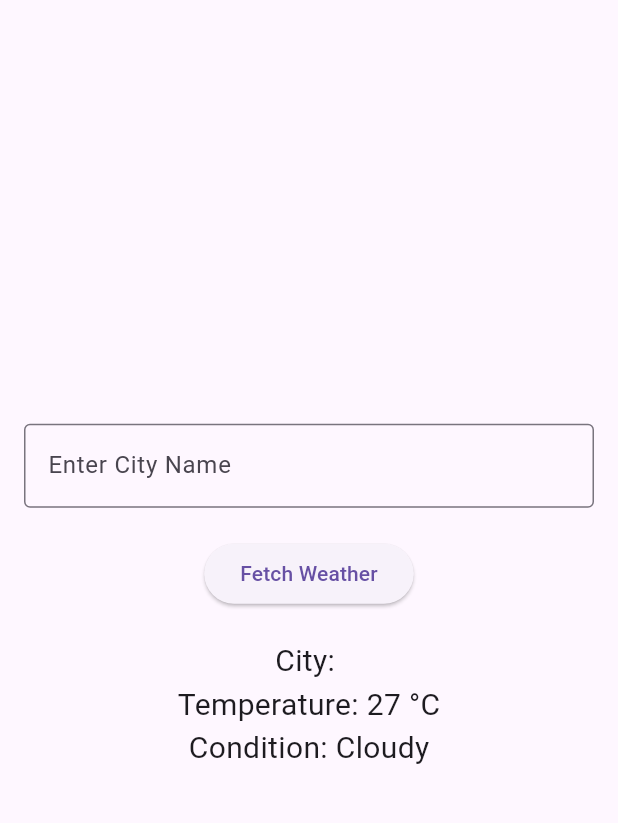
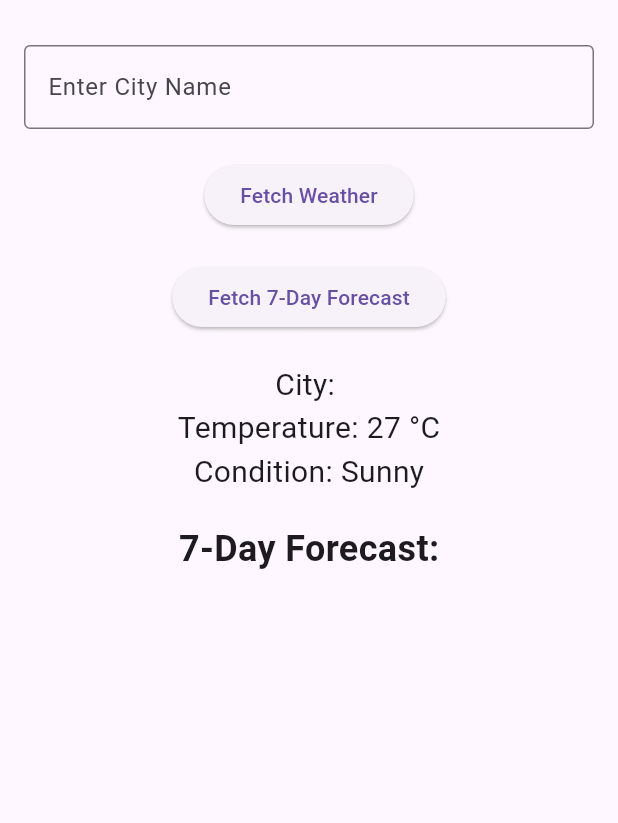
Before and after one commit to Shreyareddy003/weatherinfoapp, a Flutter app: the screen it shows after launch, after a tap on "Fetch Weather", on a phone screen of 412 x 824 dp, the part 63-886 px from its top. Run offline on Flutter 3.47's test engine with Material 3 defaults, Android fonts, the phone set to English and light mode, and no system bars.

Commit message:
Implemented 7-day weather forecast feature

```diff
--- a/lib/main.dart
+++ b/lib/main.dart
@@ -1,5 +1,6 @@
 import 'package:flutter/material.dart';
 import 'dart:math';
+import 'package:intl/intl.dart'; // Import for date formatting
 
 void main() {
   runApp(WeatherInfoApp());
@@ -28,9 +29,9 @@ class _WeatherHomePageState extends State<WeatherHomePage> {
   String _cityName = '';
   String _temperature = '';
   String _weatherCondition = '';
+  List<Map<String, String>> _forecast = [];
 
   void _fetchWeather() {
-    // Simulate fetching weather data
     setState(() {
       _cityName = _controller.text;
 
@@ -40,11 +41,31 @@ class _WeatherHomePageState extends State<WeatherHomePage> {
       int randomTemp = Random().nextInt(maxTemp - minTemp + 1) + minTemp;
 
       // Randomly select a weather condition
-      List<String> conditions = ['Sunny', 'Cloudy', 'Rainy'];
+      List<String> conditions = ['Sunny', 'Cloudy', 'Rainy', 'Stormy', 'Snowy'];
       String randomCondition = conditions[Random().nextInt(conditions.length)];
 
       _temperature = '$randomTemp °C';
       _weatherCondition = randomCondition;
+    });
+  }
+
+  void _fetch7DayForecast() {
+    setState(() {
+      _forecast = List.generate(7, (index) {
+        int randomTemp = Random().nextInt(16) + 15; // Temp between 15-30
+        List<String> conditions = ['Sunny', 'Cloudy', 'Rainy', 'Stormy', 'Snowy'];
+        String randomCondition = conditions[Random().nextInt(conditions.length)];
+
+        // Format the date
+        DateTime forecastDate = DateTime.now().add(Duration(days: index));
+        String formattedDate = DateFormat('EEEE, MMM d').format(forecastDate);
+
+        return {
+          'day': formattedDate,  // Use the formatted date
+          'temperature': '$randomTemp °C',
+          'condition': randomCondition,
+        };
+      });
     });
   }
 
@@ -72,6 +93,11 @@ class _WeatherHomePageState extends State<WeatherHomePage> {
               child: Text('Fetch Weather'),
             ),
             SizedBox(height: 20),
+            ElevatedButton(
+              onPressed: _fetch7DayForecast,
+              child: Text('Fetch 7-Day Forecast'),
+            ),
+            SizedBox(height: 20),
             // Display the entered city name
             Text(
               'City: $_cityName',
@@ -87,9 +113,34 @@ class _WeatherHomePageState extends State<WeatherHomePage> {
               'Condition: $_weatherCondition',
               style: TextStyle(fontSize: 20),
             ),
+            SizedBox(height: 20),
+            // Display the 7-day forecast
+            Text(
+              '7-Day Forecast:',
+              style: TextStyle(fontSize: 24, fontWeight: FontWeight.bold),
+            ),
+            SizedBox(height: 10),
+            Expanded(
+              child: ListView.builder(
+                itemCount: _forecast.length,
+                itemBuilder: (context, index) {
+                  return Card(
+                    child: ListTile(
+                      title: Text(_forecast[index]['day']!),
+                      subtitle: Text(
+                        'Temperature: ${_forecast[index]['temperature']}\n'
+                        'Condition: ${_forecast[index]['condition']}',
+                      ),
+                    ),
+                  );
+                },
+              ),
+            ),
           ],
         ),
       ),
     );
   }
 }
+// For example, change a comment in the code:
+// This is the weather app code.
```
